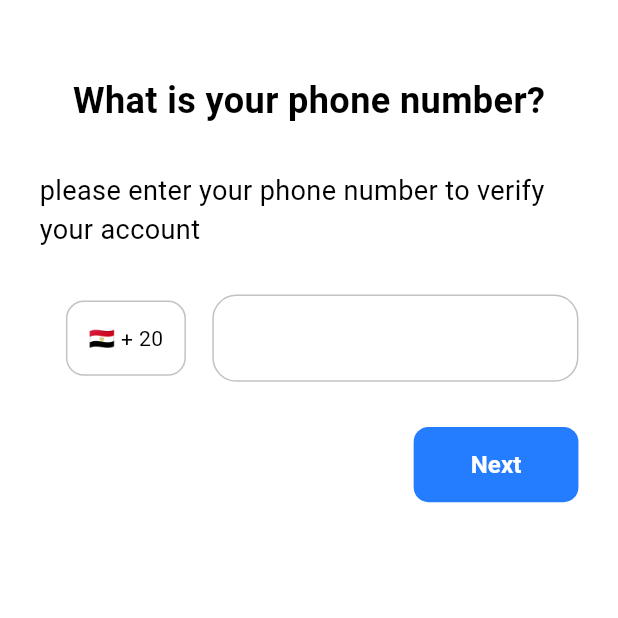
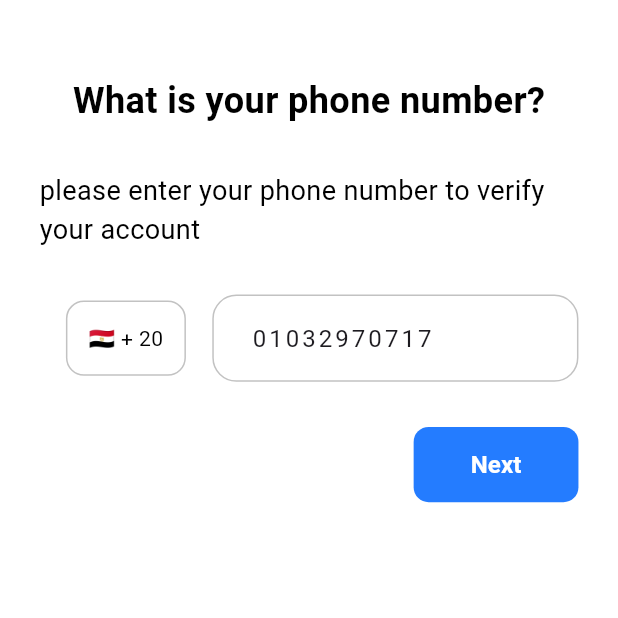
Before and after one commit to abdelrahman3003/maps, a Flutter app: the screen it shows after launch, on a phone screen of 412 x 824 dp, the top half of it. Run offline on Flutter 3.47's test engine with Material 3 defaults, Android fonts, the phone set to English and light mode, and no system bars; our stand-ins replace bloc, firebase_auth, firebase_core, flutter_bloc, flutter_screenutil; accounts and stored records are empty.

Commit message:
signin logic

```diff
--- a/lib/core/constant/routes.dart
+++ b/lib/core/constant/routes.dart
@@ -1,13 +1,25 @@
 import 'package:flutter/material.dart';
+import 'package:flutter_bloc/flutter_bloc.dart';
+import 'package:maps/features/auth/signin/controller/signin/signin_cubit.dart';
 
-import '../../features/auth/signin/presentation/view/signin_view.dart';
+import '../../features/auth/signin/presentation/view/signin_view/signin_view.dart';
 
 class Routes {
   static const String sigin = '/signin';
+  static const String home = '/home';
   static Route generateRoute(RouteSettings setting) {
     switch (setting.name) {
       case "/":
-        return MaterialPageRoute(builder: (context) => const SigninView());
+        return MaterialPageRoute(
+            builder: (context) => BlocProvider(
+                  create: (context) => SigninCubit(),
+                  child: const SigninView(),
+                ));
+      case home:
+        return MaterialPageRoute(
+            builder: (context) => const Scaffold(
+                  body: Center(child: Text("Mpas")),
+                ));
 
       default:
         return MaterialPageRoute(
--- a/lib/core/theme/widget/app_button.dart
+++ b/lib/core/theme/widget/app_button.dart
@@ -5,10 +5,16 @@ import '../colors.dart';
 import '../styles.dart';
 
 class AppButton extends StatelessWidget {
-  const AppButton({super.key, this.onPressed, required this.text, this.width});
+  const AppButton(
+      {super.key,
+      this.onPressed,
+      this.width,
+      required this.text,
+      required this.isLoading});
   final void Function()? onPressed;
+  final double? width;
   final String text;
-  final double? width;
+  final bool isLoading;
   @override
   Widget build(BuildContext context) {
     return TextButton(
@@ -18,11 +24,20 @@ class AppButton extends StatelessWidget {
           tapTargetSize: MaterialTapTargetSize.shrinkWrap,
           minimumSize:
               WidgetStateProperty.all(Size(width ?? double.infinity, 50.h)),
-            shape: WidgetStateProperty.all(RoundedRectangleBorder(
-                borderRadius: BorderRadius.circular(10)))),
-        child: Text(
+          shape: WidgetStateProperty.all(
+              RoundedRectangleBorder(borderRadius: BorderRadius.circular(10)))),
+      child: isLoading
+          ? SizedBox(
+              height: 25.h,
+              width: 25.w,
+              child: const CircularProgressIndicator(
+                color: AppColors.white,
+              ),
+            )
+          : Text(
               text,
               style: Styles.font16whitew600,
-        ));
+            ),
+    );
   }
 }
--- /dev/null
+++ b/lib/features/auth/signin/controller/signin/signin_cubit.dart
@@ -0,0 +1,35 @@
+import 'package:bloc/bloc.dart';
+import 'package:firebase_auth/firebase_auth.dart';
+import 'package:flutter/material.dart';
+import 'package:meta/meta.dart';
+
+part 'signin_state.dart';
+
+class SigninCubit extends Cubit<SigninState> {
+  SigninCubit() : super(SigninInitial()) {
+    initData();
+  }
+  TextEditingController? phoneController;
+  final GlobalKey<FormState> signinFormKey = GlobalKey<FormState>();
+
+  initData() {
+    phoneController = TextEditingController(text: "01032970717");
+  }
+
+  phoneSignin() async {
+    if (signinFormKey.currentState!.validate()) {
+      emit(SigninLoading());
+      await FirebaseAuth.instance.verifyPhoneNumber(
+        phoneNumber: "+2${phoneController!.text}",
+        verificationCompleted: (PhoneAuthCredential credential) {
+          emit(SigninSuccess());
+        },
+        verificationFailed: (FirebaseAuthException e) {
+          emit(SigninError(errorMessage: e.toString()));
+        },
+        codeSent: (String verificationId, int? resendToken) {},
+        codeAutoRetrievalTimeout: (String verificationId) {},
+      );
+    }
+  }
+}
--- /dev/null
+++ b/lib/features/auth/signin/controller/signin/signin_state.dart
@@ -0,0 +1,16 @@
+part of 'signin_cubit.dart';
+
+@immutable
+sealed class SigninState {}
+
+final class SigninInitial extends SigninState {}
+
+final class SigninLoading extends SigninState {}
+
+final class SigninError extends SigninState {
+  final String errorMessage;
+
+  SigninError({required this.errorMessage});
+}
+
+final class SigninSuccess extends SigninState {}
--- a/lib/features/auth/signin/presentation/view/signin_view.dart
+++ b/lib/features/auth/signin/presentation/view/signin_view/signin_view.dart
@@ -1,6 +1,6 @@
 import 'package:flutter/material.dart';
 
-import 'package:maps/features/auth/signin/presentation/view/widget/signin_view_body.dart';
+import 'package:maps/features/auth/signin/presentation/view/signin_view/widget/signin_view_body.dart';
 
 class SigninView extends StatelessWidget {
   const SigninView({super.key});
--- /dev/null
+++ b/lib/features/auth/signin/presentation/view/signin_view/widget/next_button.dart
@@ -0,0 +1,41 @@
+import 'package:flutter/material.dart';
+import 'package:flutter_bloc/flutter_bloc.dart';
+import 'package:flutter_screenutil/flutter_screenutil.dart';
+import 'package:maps/core/class/dialog.dart';
+import 'package:maps/core/class/navigator.dart';
+
+import '../../../../../../../core/constant/routes.dart';
+import '../../../../../../../core/theme/widget/app_button.dart';
+import '../../../../controller/signin/signin_cubit.dart';
+
+class NextButton extends StatelessWidget {
+  const NextButton({super.key});
+
+  @override
+  Widget build(BuildContext context) {
+    bool isLoading = false;
+
+    return BlocBuilder<SigninCubit, SigninState>(
+      builder: (context, state) {
+        if (state is SigninLoading) {
+          isLoading = true;
+        }
+        if (state is SigninError) {
+          isLoading = false;
+          AppDialog().showSnackbar(context, state.errorMessage);
+        }
+        if (state is SigninSuccess) {
+          context.pushNameed(Routes.home);
+        }
+        return AppButton(
+          isLoading: isLoading,
+          width: 100.w,
+          text: "Next",
+          onPressed: () {
+            !isLoading ? context.read<SigninCubit>().phoneSignin() : null;
+          },
+        );
+      },
+    );
+  }
+}
--- /dev/null
+++ b/lib/features/auth/signin/presentation/view/signin_view/widget/phone_number_flag.dart
@@ -0,0 +1,50 @@
+import 'package:flutter/material.dart';
+import 'package:flutter_bloc/flutter_bloc.dart';
+import 'package:flutter_screenutil/flutter_screenutil.dart';
+import 'package:maps/features/auth/signin/controller/signin/signin_cubit.dart';
+
+import '../../../../../../../core/class/validation.dart';
+import '../../../../../../../core/functions/generate_country_flag.dart';
+import '../../../../../../../core/theme/colors.dart';
+import '../../../../../../../core/theme/styles.dart';
+import '../../../../../../../core/theme/widget/app_textformfield.dart';
+
+class PhoneNumberFlag extends StatelessWidget {
+  const PhoneNumberFlag({super.key});
+
+  @override
+  Widget build(BuildContext context) {
+   var cubit= context.read<SigninCubit>();
+    return Form(
+      key: cubit.signinFormKey,
+      child: Row(
+        children: [
+          Padding(
+            padding: EdgeInsets.symmetric(horizontal: 16.w),
+            child: Container(
+              height: 50.h,
+              width: 80,
+              decoration: BoxDecoration(
+                  border: Border.all(
+                    color: AppColors.grey2,
+                  ),
+                  borderRadius: BorderRadius.circular(12)),
+              child: Center(
+                child: Text(
+                  '${generateCountryFlag('eg')} + 20',
+                  style: Styles.font14black400w,
+                ),
+              ),
+            ),
+          ),
+          Expanded(
+              child: AppTextformfield(
+            keyboardType: TextInputType.phone,
+            validator: (val) => FormValidator.phone(val),
+            controller: cubit.phoneController,
+          ))
+        ],
+      ),
+    );
+  }
+}
--- a/lib/features/auth/signin/presentation/view/widget/signin_view_body.dart
+++ b/lib/features/auth/signin/presentation/view/signin_view/widget/signin_view_body.dart
@@ -1,8 +1,8 @@
 import 'package:flutter/material.dart';
 import 'package:flutter_screenutil/flutter_screenutil.dart';
-import 'package:maps/features/auth/signin/presentation/view/widget/phone_number_flag.dart';
-import '../../../../../../core/theme/styles.dart';
-import '../../../../../../core/theme/widget/app_button.dart';
+import 'package:maps/features/auth/signin/presentation/view/signin_view/widget/next_button.dart';
+import 'package:maps/features/auth/signin/presentation/view/signin_view/widget/phone_number_flag.dart';
+import '../../../../../../../core/theme/styles.dart';
 
 class SigninViewBody extends StatelessWidget {
   const SigninViewBody({super.key});
@@ -26,9 +26,7 @@ class SigninViewBody extends StatelessWidget {
           SizedBox(height: 30.h),
           const PhoneNumberFlag(),
           SizedBox(height: 30.h),
-          Align(
-              alignment: Alignment.centerRight,
-              child: AppButton(text: "Next", width: 100.w))
+          const Align(alignment: Alignment.centerRight, child: NextButton())
         ],
       ),
     );
--- a/lib/features/auth/signin/presentation/view/widget/phone_number_flag.dart
+++ /dev/null
@@ -1,43 +0,0 @@
-import 'package:flutter/material.dart';
-import 'package:flutter_screenutil/flutter_screenutil.dart';
-
-import '../../../../../../core/class/validation.dart';
-import '../../../../../../core/functions/generate_country_flag.dart';
-import '../../../../../../core/theme/colors.dart';
-import '../../../../../../core/theme/styles.dart';
-import '../../../../../../core/theme/widget/app_textformfield.dart';
-
-class PhoneNumberFlag extends StatelessWidget {
-  const PhoneNumberFlag({super.key});
-
-  @override
-  Widget build(BuildContext context) {
-    return Row(
-      children: [
-        Padding(
-          padding: EdgeInsets.symmetric(horizontal: 16.w),
-          child: Container(
-            height: 50.h,
-            width: 80,
-            decoration: BoxDecoration(
-                border: Border.all(
-                  color: AppColors.grey2,
-                ),
-                borderRadius: BorderRadius.circular(12)),
-            child: Center(
-              child: Text(
-                '${generateCountryFlag('eg')} + 20',
-                style: Styles.font14black400w,
-              ),
-            ),
-          ),
-        ),
-        Expanded(
-            child: AppTextformfield(
-          keyboardType: TextInputType.phone,
-          validator: (val) => FormValidator.phone(val),
-        ))
-      ],
-    );
-  }
-}
--- a/pubspec.yaml
+++ b/pubspec.yaml
@@ -28,10 +28,14 @@ environment:
 # the latest version available on pub.dev. To see which dependencies have newer
 # versions available, run `flutter pub outdated`.
 dependencies:
+  bloc: ^8.1.4
   country_flags: ^3.0.0
   cupertino_icons: ^1.0.8
+  firebase_auth: ^5.3.1
+  firebase_core: ^3.6.0
   flutter:
     sdk: flutter
+  flutter_bloc: ^8.1.6
   flutter_screenutil: ^5.9.3
 
 dev_dependencies:
```
Also changed, not shown: lib/core/class/dialog.dart (added, +15 -0 lines), lib/main.dart (+8 -1 lines), firebase.json (added), lib/firebase_options.dart (added), pubspec.lock, 7 other files. Lines whose indentation alone changed are shown as unchanged.
